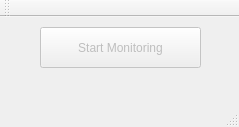
meleneemil/vmm-mon, file mainwindow.ui: the form before one commit.
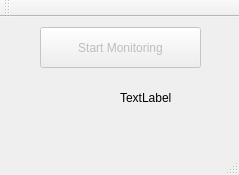
The form after the commit.

What changed in the file:
```diff
--- a/mainwindow.ui
+++ b/mainwindow.ui
@@ -7,7 +7,7 @@
     <x>0</x>
     <y>0</y>
     <width>239</width>
-    <height>127</height>
+    <height>175</height>
    </rect>
   </property>
   <property name="windowTitle">
@@ -30,6 +30,19 @@
      <string>Start Monitoring</string>
     </property>
    </widget>
+   <widget class="QLabel" name="rateLabel">
+    <property name="geometry">
+     <rect>
+      <x>120</x>
+      <y>70</y>
+      <width>81</width>
+      <height>21</height>
+     </rect>
+    </property>
+    <property name="text">
+     <string>TextLabel</string>
+    </property>
+   </widget>
   </widget>
   <widget class="QMenuBar" name="menuBar">
    <property name="geometry">
```
